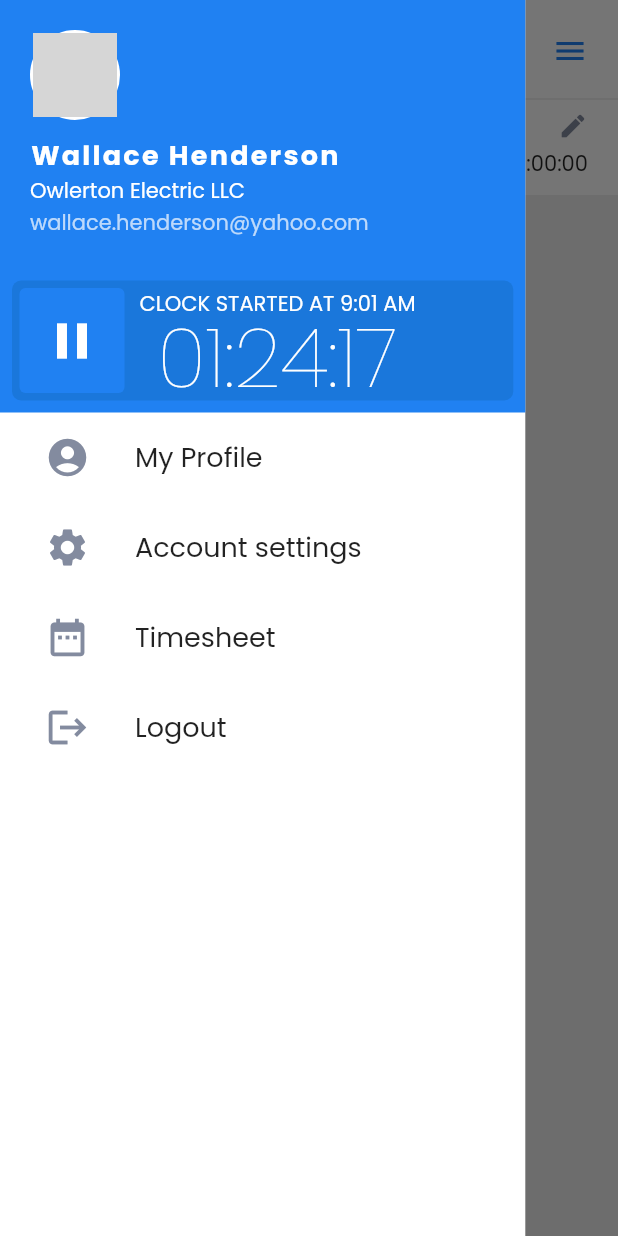
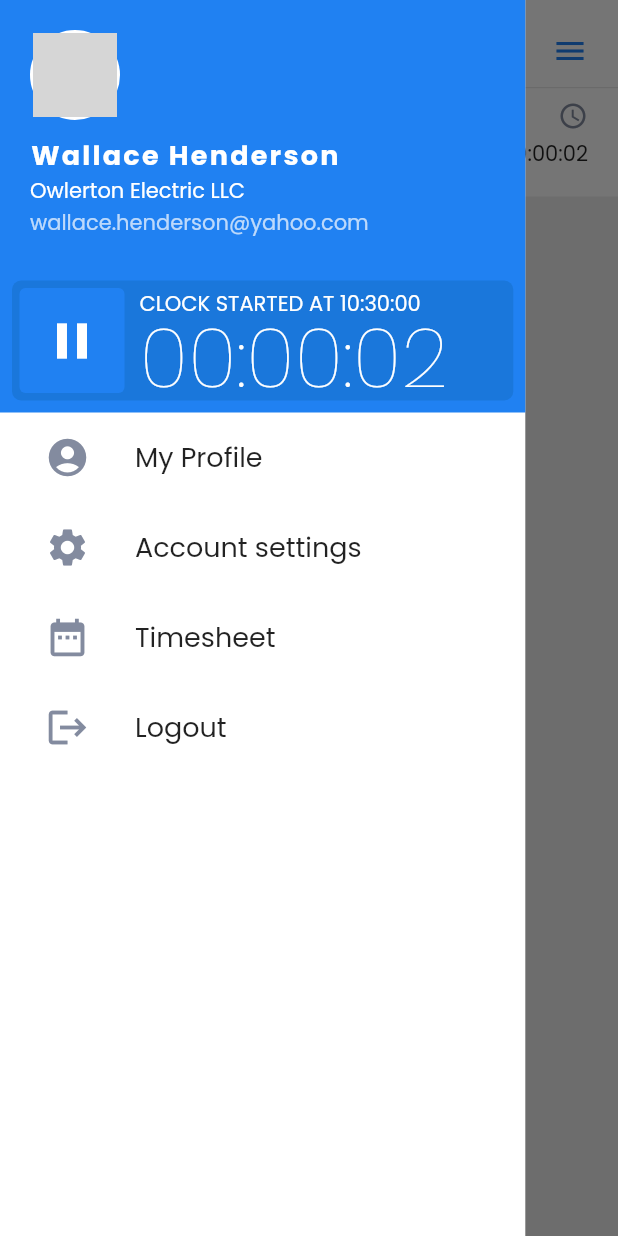
Before and after one commit to flutterwithdraig/TimerTrackerApp, a Flutter app: the screen it shows after launch, after a tap on the "add circle outline" icon, after a tap on the "menu" icon, on a phone screen of 412 x 824 dp. Run offline on Flutter 3.47's test engine with Material 2 defaults, Android fonts, the phone set to English and light mode, and no system bars; our stand-ins replace shared_preferences; grey boxes are pictures that could not be loaded.

Commit message:
End episode 4

```diff
--- /dev/null
+++ b/lib/helpers.dart
@@ -0,0 +1,3 @@
+String padNumber(int n) {
+  return n.toString().padLeft(2, "0");
+}
--- a/lib/models/timed_event.dart
+++ b/lib/models/timed_event.dart
@@ -1,21 +1,43 @@
 class TimedEvent {
+  final int id;
   final String title;
   final String time;
+  final bool active;
+  final String startTime;
 
   TimedEvent({
+    required this.id,
     required this.title,
     required this.time,
+    required this.active,
+    required this.startTime,
   });
 
   static Map<String, dynamic> toMap(TimedEvent event) => {
+        'id': event.id,
         'title': event.title,
         'time': event.time,
+        'active': event.active,
+        'startTime': event.startTime,
       };
 
   factory TimedEvent.fromJson(jsonData) {
     return TimedEvent(
+      id: jsonData['id'],
       title: jsonData['title'],
       time: jsonData['time'],
+      active: jsonData['active'],
+      startTime: jsonData['startTime'],
+    );
+  }
+
+  TimedEvent copyWith({String? title, bool? active, String? time}) {
+    return TimedEvent(
+      id: id,
+      title: title ?? this.title,
+      time: time ?? this.time,
+      active: active ?? this.active,
+      startTime: startTime,
     );
   }
 }
--- a/lib/services/timer_service.dart
+++ b/lib/services/timer_service.dart
@@ -1,12 +1,28 @@
+import 'dart:async';
 import 'dart:convert';
 
 import 'package:flutter/cupertino.dart';
+import 'package:flutter_timer/helpers.dart';
 import 'package:flutter_timer/models/timed_event.dart';
 import 'package:shared_preferences/shared_preferences.dart';
 
 class TimerService with ChangeNotifier {
   List<TimedEvent> _timedEvents = [];
   List<TimedEvent> get timedEvents => _timedEvents.reversed.toList();
+
+  Timer? timer;
+
+  bool get timerActive => _timedEvents.any((e) => e.active);
+  TimedEvent get activeEvent => _timedEvents.firstWhere((e) => e.active);
+
+  int _seconds = 0;
+  String get currentTime {
+    Duration current = Duration(seconds: _seconds);
+    String hours = padNumber(current.inHours);
+    String minutes = padNumber(current.inMinutes.remainder(60));
+    String seconds = padNumber(current.inSeconds.remainder(60));
+    return "$hours:$minutes:$seconds";
+  }
 
   // TimedEvent(title: 'My Event 1', time: '01:24:17'),
   // TimedEvent(title: 'My Event 2', time: '01:24:18'),
@@ -33,15 +49,63 @@ class TimerService with ChangeNotifier {
         _timedEvents = jsonDecode(data)
             .map<TimedEvent>((item) => TimedEvent.fromJson(item))
             .toList();
+
+        if (timerActive) {
+          DateTime startTime = DateTime.parse(activeEvent.startTime);
+          _seconds = DateTime.now().difference(startTime).inSeconds;
+          startTimer();
+        }
+
         notifyListeners();
       }
     });
   }
 
   void addNew() {
-    TimedEvent newEvent = TimedEvent(title: 'New Event', time: '00:00:00');
+    if (timerActive) return;
+
+    DateTime startTime = DateTime.now();
+
+    TimedEvent newEvent = TimedEvent(
+        id: startTime.millisecondsSinceEpoch,
+        title: 'New Event',
+        time: '00:00:00',
+        active: true,
+        startTime: startTime.toIso8601String());
 
     _timedEvents.add(newEvent);
+    notifyListeners();
+
+    startTimer();
+
+    save();
+  }
+
+  void startTimer() {
+    _seconds = 0;
+    timer = Timer.periodic(Duration(seconds: 1), (timer) {
+      _seconds++;
+      notifyListeners();
+    });
+  }
+
+  void stop() {
+    if (timer != null && !timer!.isActive) return;
+
+    timer!.cancel();
+    TimedEvent event = activeEvent.copyWith(
+      active: false,
+      time: currentTime,
+    );
+
+    int currentIndex = _timedEvents.indexWhere((e) => e.active);
+    _timedEvents[currentIndex] = event;
+    save();
+    notifyListeners();
+  }
+
+  void delete(int id) {
+    _timedEvents.removeWhere((e) => e.id == id && e.active == false);
     notifyListeners();
     save();
   }
--- a/lib/sidebar/timer.dart
+++ b/lib/sidebar/timer.dart
@@ -1,5 +1,9 @@
 import 'package:flutter/material.dart';
 import 'package:flutter_timer/config/colors.dart';
+import 'package:flutter_timer/helpers.dart';
+import 'package:flutter_timer/models/timed_event.dart';
+import 'package:flutter_timer/services/timer_service.dart';
+import 'package:provider/provider.dart';
 
 class HeaderTimer extends StatelessWidget {
   const HeaderTimer({
@@ -8,6 +12,8 @@ class HeaderTimer extends StatelessWidget {
 
   @override
   Widget build(BuildContext context) {
+    bool timerActive = context.watch<TimerService>().timerActive;
+
     return Padding(
       padding: const EdgeInsets.all(8.0),
       child: Container(
@@ -23,12 +29,29 @@ class HeaderTimer extends StatelessWidget {
             PauseButton(),
             SizedBox(width: 10),
             Column(
+              crossAxisAlignment: CrossAxisAlignment.start,
               children: [
-                Text('CLOCK STARTED AT 9:01 AM'),
+                if (timerActive) ...[
+                  Builder(builder: (context) {
+                    TimedEvent event =
+                        context.watch<TimerService>().activeEvent;
+                    DateTime startTime = DateTime.parse(event.startTime);
+                    String h = padNumber(startTime.hour);
+                    String m = padNumber(startTime.minute);
+                    String s = padNumber(startTime.second);
+                    String startTimeString = "$h:$m:$s";
+
+                    return Text('CLOCK STARTED AT $startTimeString');
+                  })
+                ] else ...[
+                  Text('NO ACTIVE TIMER'),
+                ],
                 SizedBox(height: 5),
                 Expanded(
                   child: Text(
-                    '01:24:17',
+                    timerActive
+                        ? context.watch<TimerService>().currentTime
+                        : '00:00:00',
                     style: TextStyle(
                       fontSize: 55,
                       fontWeight: FontWeight.w200,
@@ -52,7 +75,12 @@ class PauseButton extends StatelessWidget {
 
   @override
   Widget build(BuildContext context) {
-    return Container(
+    return InkWell(
+      onTap: () {
+        context.read<TimerService>().stop();
+        Navigator.of(context).pop();
+      },
+      child: Container(
           height: 70,
           width: 70,
           decoration: BoxDecoration(
@@ -63,6 +91,7 @@ class PauseButton extends StatelessWidget {
             Icons.pause,
             size: 40,
             color: Colors.white,
-        ));
+          )),
+    );
   }
 }
--- a/lib/widgets/event_item.dart
+++ b/lib/widgets/event_item.dart
@@ -1,6 +1,8 @@
 import 'package:flutter/material.dart';
 import 'package:flutter_timer/config/colors.dart';
 import 'package:flutter_timer/models/timed_event.dart';
+import 'package:flutter_timer/services/timer_service.dart';
+import 'package:provider/provider.dart';
 
 class EventItem extends StatelessWidget {
   final TimedEvent event;
@@ -12,9 +14,27 @@ class EventItem extends StatelessWidget {
 
   @override
   Widget build(BuildContext context) {
-    return Container(
+    return Dismissible(
+      key: Key(event.id.toString()),
+      confirmDismiss: (direction) async {
+        if (event.active) return false;
+        return true;
+      },
+      onDismissed: (direction) {
+        context.read<TimerService>().delete(event.id);
+      },
+      background: Container(
+        color: Colors.red,
+        alignment: Alignment.centerRight,
+        padding: const EdgeInsets.only(right: 20),
+        child: Icon(
+          Icons.delete,
           color: Colors.white,
-      padding: const EdgeInsets.symmetric(horizontal: 20),
+        ),
+      ),
+      child: Container(
+        color: Colors.white,
+        padding: const EdgeInsets.symmetric(horizontal: 20, vertical: 8),
         child: Row(
           mainAxisAlignment: MainAxisAlignment.spaceBetween,
           children: [
@@ -24,16 +44,19 @@ class EventItem extends StatelessWidget {
               mainAxisSize: MainAxisSize.min,
               children: [
                 Icon(
-                Icons.edit,
+                  event.active ? Icons.access_time : Icons.edit,
                   color: AppColours.grey,
                   size: 20,
                 ),
                 SizedBox(height: 5),
-              Text(event.time),
+                Text(event.active
+                    ? context.watch<TimerService>().currentTime
+                    : event.time),
               ],
             )
           ],
         ),
+      ),
     );
   }
 }
--- a/lib/widgets/event_list.dart
+++ b/lib/widgets/event_list.dart
@@ -20,7 +20,9 @@ class EventList extends StatelessWidget {
       color: Colors.white,
       child: ListView.separated(
         shrinkWrap: true,
-        separatorBuilder: (context, index) => Divider(),
+        separatorBuilder: (context, index) => Divider(
+          height: 1,
+        ),
         itemCount: timedEvents.length + 1,
         itemBuilder: (context, index) {
           if (index == 0) {
@@ -35,7 +37,9 @@ class EventList extends StatelessWidget {
                     icon: Icon(
                       Icons.add_circle_outline,
                       size: 35,
-                      color: AppColours.blue,
+                      color: context.watch<TimerService>().timerActive
+                          ? AppColours.grey
+                          : AppColours.blue,
                     ),
                   ),
                 ),
```
Lines whose indentation alone changed are shown as unchanged.
